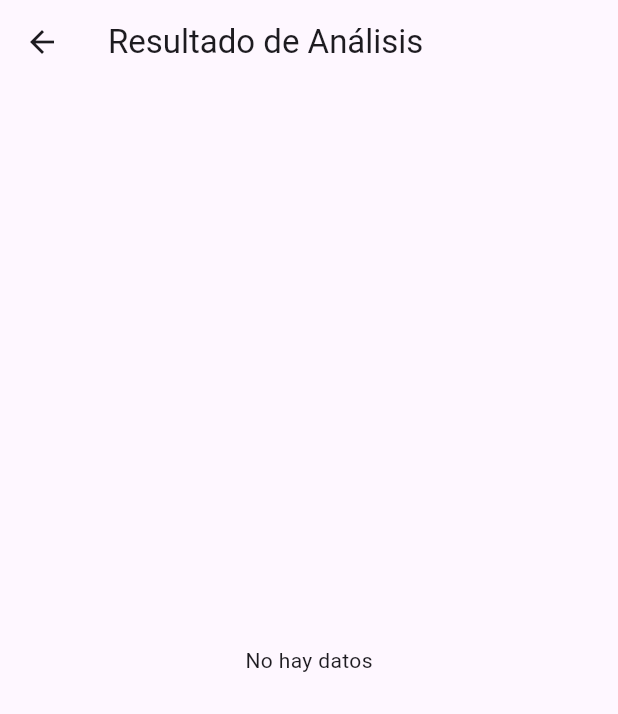
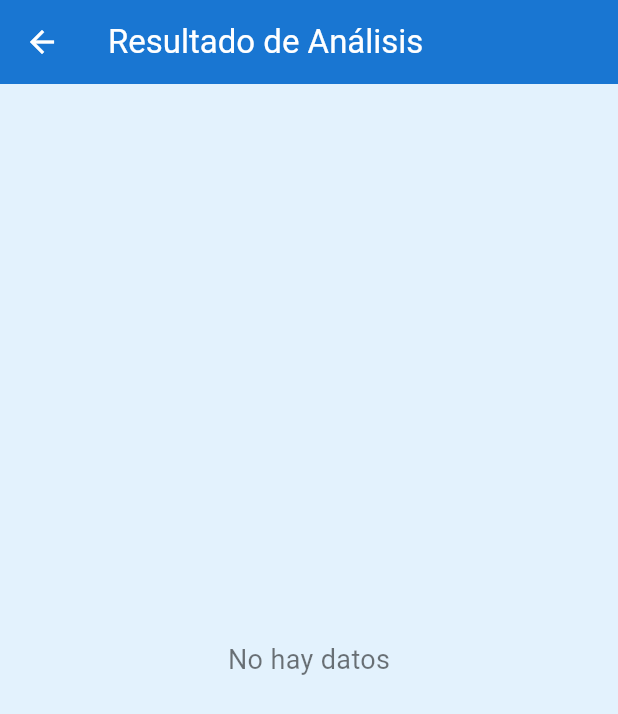
Before and after one commit to jkingxpf/qrcondom_tfg, a Flutter app: the AnalisisQr screen opened directly with empty values, on a phone screen of 412 x 824 dp. Shown: the top 714 px of the screen. Run offline on Flutter 3.47's test engine with Material 3 defaults, Android fonts, the phone set to English and light mode, and no system bars; our stand-ins replace device_info_plus, geolocator; missing offline and left inert: android_id, flutter_rfb, qr_code_scanner_plus.

Commit message:
Version 0.2 Medio funcional

```diff
--- a/QRCondom/front_tfg/lib/analisis_QR.dart
+++ b/QRCondom/front_tfg/lib/analisis_QR.dart
@@ -48,10 +48,7 @@ class _AnalisisQrState extends State<AnalisisQr> {
     final androidIdPlugin = AndroidId();
     final androidId = await androidIdPlugin.getId();
 
-    var body = json.encode({
-      'android_id': androidId,
-      'qr_code': widget.qr,
-    });
+    var body = json.encode({'android_id': androidId, 'qr_code': widget.qr});
 
     try {
       var response = await http.post(
@@ -68,8 +65,7 @@ class _AnalisisQrState extends State<AnalisisQr> {
         setState(() {
           Navigator.push(
             context,
-            MaterialPageRoute(builder: (context) => PantallaRfb(port: puerto)
-            ),
+            MaterialPageRoute(builder: (context) => PantallaRfb(port: puerto)),
           );
         });
       } else {
@@ -83,18 +79,32 @@ class _AnalisisQrState extends State<AnalisisQr> {
   @override
   Widget build(BuildContext context) {
     return Scaffold(
-      appBar: AppBar(title: const Text("Resultado de Análisis")),
+      backgroundColor: const Color(0xFFE3F2FD), // Fondo azul claro
+      appBar: AppBar(
+        title: const Text(
+          "Resultado de Análisis",
+          style: TextStyle(color: Colors.white),
+        ),
+        backgroundColor: const Color(0xFF1976D2), // Azul medio
+        iconTheme: const IconThemeData(color: Colors.white),
+      ),
       body:
           analizadores.isEmpty
-              ? const Center(child: Text("No hay datos"))
+              ? const Center(
+                child: Text(
+                  "No hay datos",
+                  style: TextStyle(fontSize: 18, color: Colors.black54),
+                ),
+              )
               : Column(
                 children: [
                   Card(
+                    color: Colors.white,
                     margin: const EdgeInsets.all(16),
                     shape: RoundedRectangleBorder(
                       borderRadius: BorderRadius.circular(12),
                     ),
-                    elevation: 4,
+                    elevation: 6,
                     child: Padding(
                       padding: const EdgeInsets.all(16.0),
                       child: Column(
@@ -105,12 +115,16 @@ class _AnalisisQrState extends State<AnalisisQr> {
                             style: TextStyle(
                               fontSize: 18,
                               fontWeight: FontWeight.bold,
+                              color: Colors.black87,
                             ),
                           ),
                           const SizedBox(height: 12),
                           Text(
                             widget.qr,
-                            style: const TextStyle(fontSize: 16),
+                            style: const TextStyle(
+                              fontSize: 16,
+                              color: Colors.black87,
+                            ),
                             textAlign: TextAlign.center,
                           ),
                         ],
@@ -121,20 +135,51 @@ class _AnalisisQrState extends State<AnalisisQr> {
                     child: ListView.builder(
                       itemCount: analizadores.length,
                       itemBuilder: (context, index) {
-                        return ListTile(
-                          leading: const Icon(Icons.analytics),
-                          title: Text(analizadores[index]["analizador"]!),
-                          subtitle: Text(analizadores[index]["resultado"]!),
+                        return Card(
+                          margin: const EdgeInsets.symmetric(
+                            horizontal: 16,
+                            vertical: 6,
+                          ),
+                          shape: RoundedRectangleBorder(
+                            borderRadius: BorderRadius.circular(10),
+                          ),
+                          elevation: 2,
+                          child: ListTile(
+                            leading: Icon(
+                              Icons.analytics,
+                              color: ((analizadores[index]["resultado"] ?? "") == "No peligroso") ? Colors.green : Colors.red,
+                            ),
+                            title: Text(
+                              analizadores[index]["analizador"] ?? "Desconocido",
+                              style: const TextStyle(color: Colors.black87),
+                            ),
+                            subtitle: Text(
+                              analizadores[index]["resultado"] ?? "Sin resultados",
+                              style: const TextStyle(color: Colors.black54),
+                            ),
+                          ),
                         );
                       },
                     ),
                   ),
                   Padding(
                     padding: const EdgeInsets.all(16.0),
-                    child: Center(
+                    child: SizedBox(
+                      width: double.infinity,
                       child: ElevatedButton(
+                        style: ElevatedButton.styleFrom(
+                          backgroundColor: const Color(0xFF1976D2),
+                          foregroundColor: Colors.white,
+                          shape: RoundedRectangleBorder(
+                            borderRadius: BorderRadius.circular(10),
+                          ),
+                          padding: const EdgeInsets.symmetric(vertical: 14),
+                        ),
                         onPressed: () => consultaSegura(),
-                        child: const Text('Consulta segura'),
+                        child: const Text(
+                          'Consulta segura',
+                          style: TextStyle(fontSize: 16),
+                        ),
                       ),
                     ),
                   ),
```
Also changed, not shown: QRCondom/front_tfg/lib/main.dart (+45 -24 lines), QRCondom/front_tfg/lib/pantalla_QR.dart (+16 -5 lines), QRCondom/front_tfg/lib/pantalla_rfb.dart (+135 -25 lines), 1 other file.
